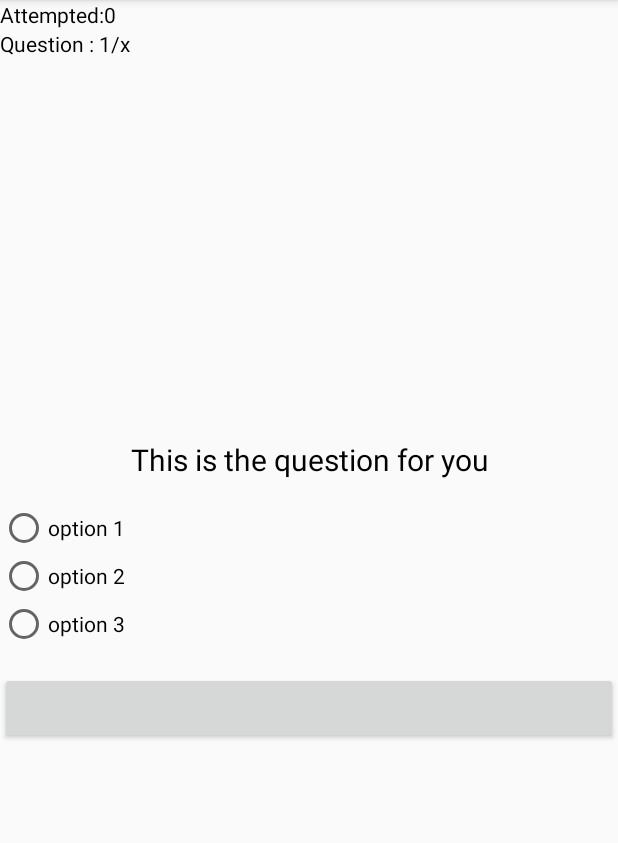
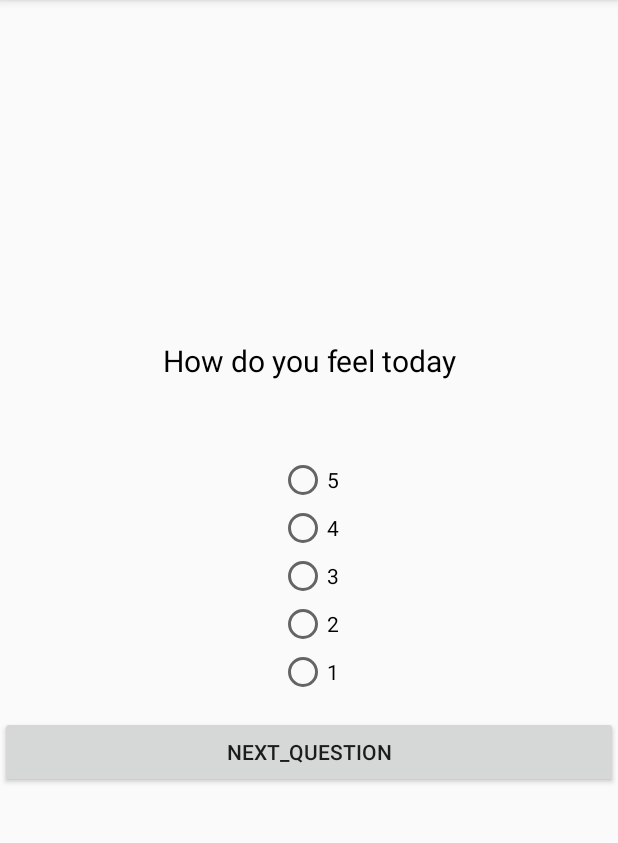
Before and after one commit to VadlamudiNaveen/Review_System, an Android app: the Survey_activity screen opened directly, with no data from a screen before it, on a phone screen of 412 x 824 dp, the part 84-927 px from its top. Run offline under Robolectric (Android 15) with nearby library versions, the phone set to English and light mode, and no system bars; our stand-ins replace Firebase (no records; nobody signed in at launch, a user with empty details on screens opened directly).

Commit message:
second commit

```diff
--- a/app/src/main/java/info/androidhive/firebase/MainActivity.java
+++ b/app/src/main/java/info/androidhive/firebase/crucial_activities/MainActivity.java
@@ -1,4 +1,4 @@
-package info.androidhive.firebase;
+package info.androidhive.firebase.crucial_activities;
 
 import android.annotation.SuppressLint;
 import android.content.Intent;
@@ -19,6 +19,7 @@ import com.google.android.gms.tasks.Task;
 import com.google.firebase.auth.FirebaseAuth;
 import com.google.firebase.auth.FirebaseUser;
 
+import info.androidhive.firebase.R;
 import info.androidhive.firebase.login.LoginActivity;
 import info.androidhive.firebase.signup.SignupActivity;
 
--- a/app/src/main/java/info/androidhive/firebase/login/LoginActivity.java
+++ b/app/src/main/java/info/androidhive/firebase/login/LoginActivity.java
@@ -17,12 +17,9 @@ import com.google.android.gms.tasks.Task;
 import com.google.firebase.auth.AuthResult;
 import com.google.firebase.auth.FirebaseAuth;
 
-import info.androidhive.firebase.MainActivity;
 import info.androidhive.firebase.R;
-import info.androidhive.firebase.ResetPasswordActivity;
 import info.androidhive.firebase.list_of_surveys.List_it;
 import info.androidhive.firebase.signup.SignupActivity;
-import info.androidhive.firebase.start_page.Start_screen;
 
 public class LoginActivity extends AppCompatActivity {
 
--- a/app/src/main/java/info/androidhive/firebase/ResetPasswordActivity.java
+++ b/app/src/main/java/info/androidhive/firebase/login/ResetPasswordActivity.java
@@ -1,4 +1,4 @@
-package info.androidhive.firebase;
+package info.androidhive.firebase.login;
 
 import android.os.Bundle;
 import androidx.annotation.NonNull;
@@ -13,6 +13,8 @@ import android.widget.Toast;
 import com.google.android.gms.tasks.OnCompleteListener;
 import com.google.android.gms.tasks.Task;
 import com.google.firebase.auth.FirebaseAuth;
+
+import info.androidhive.firebase.R;
 
 public class ResetPasswordActivity extends AppCompatActivity {
 
--- a/app/src/main/java/info/androidhive/firebase/messaging/MessagingService.java
+++ b/app/src/main/java/info/androidhive/firebase/messaging/MessagingService.java
@@ -9,6 +9,7 @@ import com.google.firebase.messaging.FirebaseMessagingService;
 import com.google.firebase.messaging.RemoteMessage;
 
 import info.androidhive.firebase.R;
+import info.androidhive.firebase.list_of_surveys.List_it;
 import info.androidhive.firebase.survey_data_form.Survey_form;
 
 public class MessagingService extends FirebaseMessagingService {
@@ -17,7 +18,7 @@ public class MessagingService extends FirebaseMessagingService {
         super.onMessageReceived(remoteMessage);
         showNotification(remoteMessage.getNotification().getTitle(),remoteMessage.getNotification().getBody());
         //Toast.makeText(MessagingService.this,MainActivity.class,Toast.LENGTH_LONG).show();
-        Intent tent=new Intent(this, Survey_form.class);
+        Intent tent=new Intent(this, List_it.class);
         // tent.setFlags(Intent.FLAG_ACTIVITY_NEW_TASK|Intent.FLAG_ACTIVITY_CLEAR_TASK);
         //PendingIntent pendingIntent=PendingIntent.getActivity(this,0,tent,PendingIntent.FLAG_ONE_SHOT);
         startActivity(tent);;
--- a/app/src/main/java/info/androidhive/firebase/signup/SignupActivity.java
+++ b/app/src/main/java/info/androidhive/firebase/signup/SignupActivity.java
@@ -16,9 +16,9 @@ import com.google.android.gms.tasks.Task;
 import com.google.firebase.auth.AuthResult;
 import com.google.firebase.auth.FirebaseAuth;
 
-import info.androidhive.firebase.MainActivity;
+import info.androidhive.firebase.crucial_activities.MainActivity;
 import info.androidhive.firebase.R;
-import info.androidhive.firebase.ResetPasswordActivity;
+import info.androidhive.firebase.login.ResetPasswordActivity;
 
 public class SignupActivity extends AppCompatActivity {
 
--- /dev/null
+++ b/app/src/main/java/info/androidhive/firebase/survey_main_activity/Survey_activity.java
@@ -0,0 +1,72 @@
+package info.androidhive.firebase.survey_main_activity;
+
+import androidx.appcompat.app.AppCompatActivity;
+
+import android.content.Intent;
+import android.os.Bundle;
+import android.view.View;
+import android.widget.Button;
+import android.widget.RadioButton;
+import android.widget.RadioGroup;
+import android.widget.TextView;
+
+import com.google.firebase.database.DataSnapshot;
+import com.google.firebase.database.DatabaseError;
+import com.google.firebase.database.DatabaseReference;
+import com.google.firebase.database.FirebaseDatabase;
+import com.google.firebase.database.ValueEventListener;
+
+import info.androidhive.firebase.R;
+import info.androidhive.firebase.start_page.Start_screen;
+
+public class Survey_activity extends AppCompatActivity {
+    DatabaseReference databaseReference;
+    int oldValue;
+    @Override
+    protected void onCreate(Bundle savedInstanceState) {
+        super.onCreate(savedInstanceState);
+        setContentView(R.layout.activity_survey);
+        databaseReference = FirebaseDatabase.getInstance().getReference("Questions");
+        ValueEventListener valueEventListener = new ValueEventListener() {
+            public void onDataChange(DataSnapshot dataSnapshot) {
+                int i=0;
+                int count= (int) dataSnapshot.getChildrenCount();
+                final String[] quest_fin=new String[count];
+                for (DataSnapshot ds : dataSnapshot.getChildren()) {
+                    quest_fin[i] = (String)ds.getValue();
+                    i++;
+                }
+                check(quest_fin);
+            }
+            @Override
+            public void onCancelled(DatabaseError databaseError) {
+            }
+        };
+        databaseReference.addListenerForSingleValueEvent(valueEventListener);
+    }
+
+    private void check(final String[] quest_fin) {
+         RadioButton rb;
+         final TextView question=findViewById(R.id.text_question);
+         RadioGroup rg = findViewById(R.id.radio_group);
+         Button next = findViewById(R.id.apply_button);
+        rb=findViewById(rg.getCheckedRadioButtonId());
+        final int[] i = {0};
+        next.setOnClickListener(new View.OnClickListener() {
+            @Override
+            public void onClick(View view) {
+                System.out.print("there is a ghost inside");
+               // int random = (int) (Math.random() * quest_fin.length);
+               // if (random == oldValue) {
+                //    random = (int) (Math.random() * quest_fin.length);
+                //}
+                i[0]++;
+                question.setText(quest_fin[i[0]]);
+                if(i[0]==quest_fin.length-1){
+                    Intent intent=new Intent(Survey_activity.this,Start_screen.class);
+                    startActivity(intent);
+                }
+            }
+    });
+}
+}
--- a/app/src/main/res/layout/activity_main.xml
+++ b/app/src/main/res/layout/activity_main.xml
@@ -5,7 +5,7 @@
     android:layout_width="match_parent"
     android:layout_height="match_parent"
     android:fitsSystemWindows="true"
-    tools:context=".MainActivity">
+    tools:context=".crucial_activities.MainActivity">
 
     <com.google.android.material.appbar.AppBarLayout
         android:layout_width="match_parent"
--- a/app/src/main/res/layout/activity_survey.xml
+++ b/app/src/main/res/layout/activity_survey.xml
@@ -4,32 +4,17 @@
     xmlns:tools="http://schemas.android.com/tools"
     android:layout_width="match_parent"
     android:layout_height="match_parent"
-    tools:context=".Survey_activity">
-
-    <TextView
-        android:id="@+id/view_attempt"
-        android:layout_width="wrap_content"
-        android:layout_height="wrap_content"
-        android:text="Attempted:0"
-        android:textColor="@android:color/black"
+    tools:context=".survey_main_activity.Survey_activity">
         />
-
-    <TextView
-        android:id="@+id/view_question"
-        android:layout_width="wrap_content"
-        android:layout_height="wrap_content"
-        android:text="Question : 1/x"
-        android:textColor="@android:color/black"
-        android:layout_below="@id/view_attempt"/>
     <TextView
         android:layout_width="match_parent"
         android:layout_height="wrap_content"
-        android:text="This is the question for you"
+        android:text="How do you feel today"
         android:textSize="20sp"
         android:textColor="@android:color/black"
         android:id="@+id/text_question"
         android:layout_above="@id/radio_group"
-        android:layout_marginBottom="16dp"
+        android:layout_marginBottom="50dp"
         android:textAlignment="center"
         ></TextView>
 
@@ -37,30 +22,46 @@
     android:layout_width="wrap_content"
     android:id="@+id/radio_group"
     android:layout_centerVertical="true"
+    android:layout_centerInParent="true"
     android:layout_height="wrap_content">
     <RadioButton
         android:id="@+id/radio_button1"
         android:layout_width="wrap_content"
         android:layout_height="wrap_content"
-        android:text="option 1">
+        android:text="5"
+        >
     </RadioButton>
     <RadioButton
         android:id="@+id/radio_button2"
         android:layout_width="wrap_content"
         android:layout_height="wrap_content"
-        android:text="option 2">
+        android:text="4">
     </RadioButton>
     <RadioButton
         android:id="@+id/radio_button3"
         android:layout_width="wrap_content"
         android:layout_height="wrap_content"
-        android:text="option 3">
+        android:text="3">
+    </RadioButton>
+    <RadioButton
+        android:id="@+id/radio_button4"
+        android:layout_width="wrap_content"
+        android:layout_height="wrap_content"
+        android:text="2">
+    </RadioButton>
+    <RadioButton
+        android:id="@+id/radio_button5"
+        android:layout_width="wrap_content"
+        android:layout_height="wrap_content"
+        android:text="1">
     </RadioButton>
 </RadioGroup>
+
     <Button
-        android:id="@+id/confirm_button"
+        android:id="@+id/apply_button"
         android:layout_width="match_parent"
         android:layout_height="wrap_content"
-        android:layout_marginTop="16dp"
-        android:layout_below="@id/radio_group"/>
+        android:layout_below="@id/radio_group"
+        android:layout_marginTop="13dp"
+        android:text="Next_Question" />
 </RelativeLayout>
```
Also changed, not shown: app/src/main/AndroidManifest.xml (+4 -3 lines), app/src/main/java/info/androidhive/firebase/Survey_activity.java (deleted, +0 -25 lines), app/src/main/java/info/androidhive/firebase/database/Contract__class.java (deleted, +0 -13 lines), app/src/main/java/info/androidhive/firebase/database/QuestionDbHelper.java (deleted, +0 -70 lines), app/src/main/java/info/androidhive/firebase/item_click/ItemClickListener.java (added, +7 -0 lines), app/src/main/java/info/androidhive/firebase/list_of_surveys/CategoryViewHolder.java (+19 -10 lines), app/src/main/java/info/androidhive/firebase/list_of_surveys/List_it.java (+3 -6 lines), app/src/main/java/info/androidhive/firebase/list_of_surveys/Model.java (+12 -6 lines), app/src/main/java/info/androidhive/firebase/start_page/Start_screen.java (+3 -4 lines), app/src/main/res/layout/model.xml (+6 -7 lines), app/src/main/java/info/androidhive/firebase/model/Question.java (line endings or trailing spaces).
